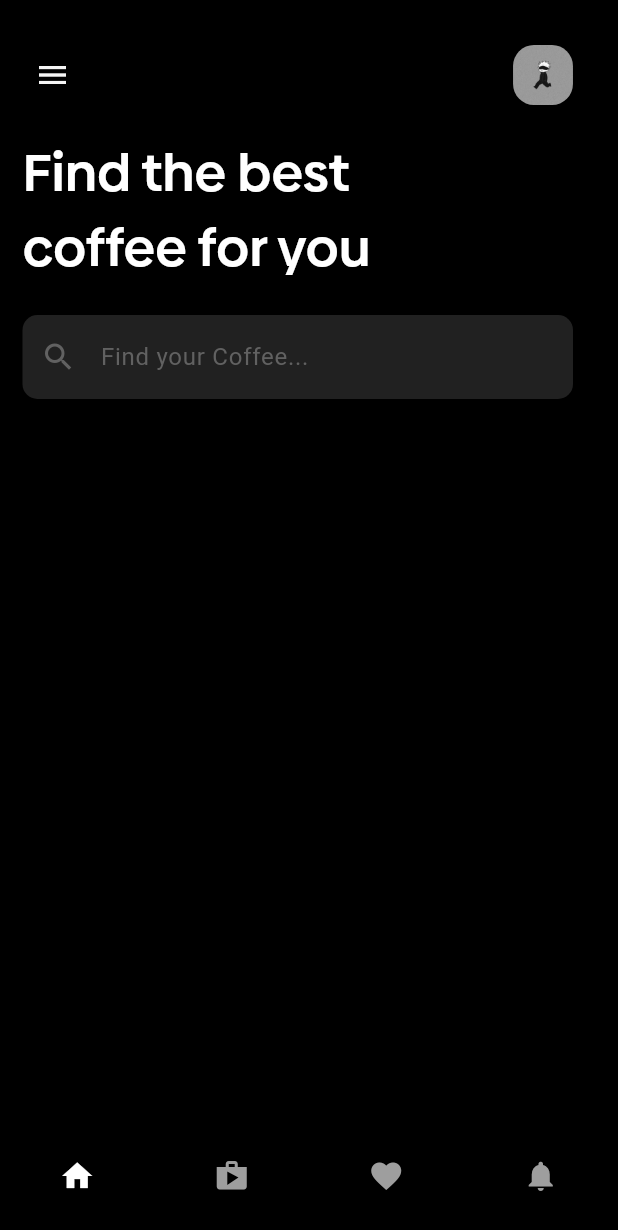
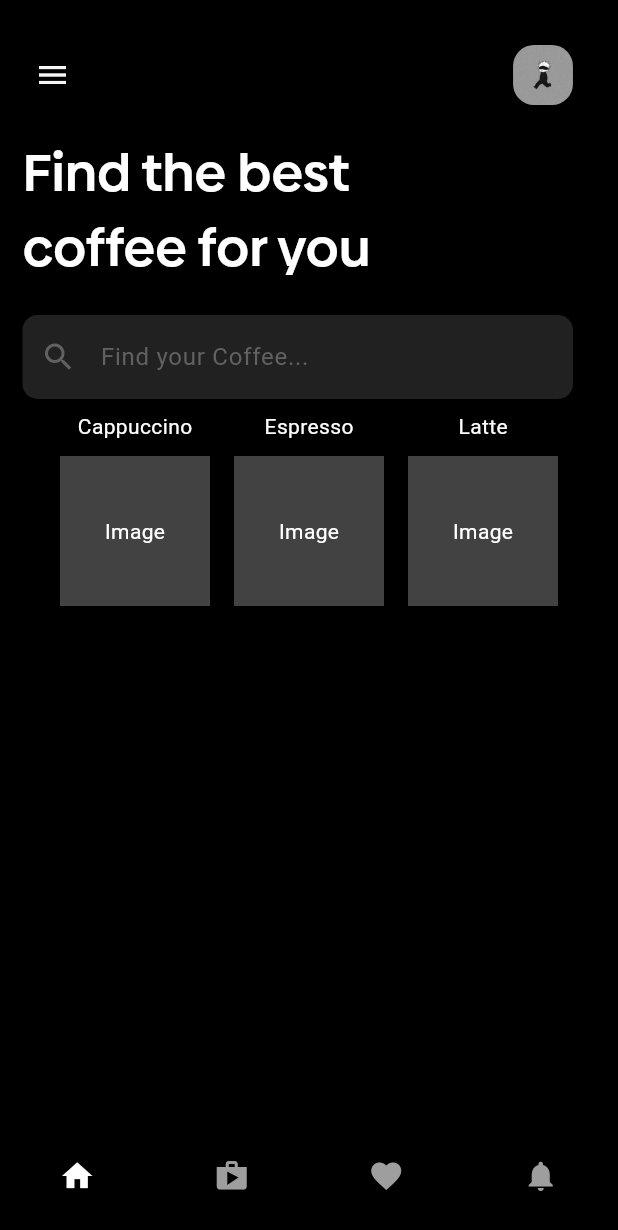
Before and after one commit to Pradeep1234566/code-tracking, a Flutter app: the screen it shows after launch, on a phone screen of 412 x 824 dp. Shown: the top 1230 px of the screen. Run offline on Flutter 3.47's test engine with Material 3 defaults, Android fonts, the phone set to English and light mode, and no system bars.

Commit message:
Added a capucinno page

```diff
--- a/lib/pages/Home_page.dart
+++ b/lib/pages/Home_page.dart
@@ -1,3 +1,4 @@
+import 'package:coffee/pages/cap.dart';
 import 'package:flutter/material.dart';
 
 class HomePage extends StatelessWidget {
@@ -87,7 +88,104 @@ class HomePage extends StatelessWidget {
                   ),
                 ),
               ),
-            )
+            ),
+            Expanded(
+              child: SingleChildScrollView(
+                scrollDirection: Axis.horizontal,
+                child: Row(
+                  children: [
+                    Padding(
+                      padding: const EdgeInsets.all(8.0),
+                      child: Column(
+                        children: [
+                          Text(
+                            'Cappuccino',
+                            style: TextStyle(color: Colors.white),
+                          ),
+                          SizedBox(height: 10),
+                          GestureDetector(
+                            onTap: () {
+                              Navigator.push(
+                                context,
+                                MaterialPageRoute(builder: (context) => Cap()),
+                              );
+                            },
+                            child: Container(
+                              width: 100,
+                              height: 100,
+                              color: Colors.grey[800],
+                              child: Center(
+                                child: Text(
+                                  'Image',
+                                  style: TextStyle(color: Colors.white),
+                                ),
+                              ),
+                            ),
+                          ),
+                        ],
+                      ),
+                    ),
+                    Padding(
+                      padding: const EdgeInsets.all(8.0),
+                      child: Column(
+                        children: [
+                          Text(
+                            'Espresso',
+                            style: TextStyle(color: Colors.white),
+                          ),
+                          SizedBox(height: 10),
+                          GestureDetector(
+                            onTap: () {
+                              // Handle tap to display image
+                            },
+                            child: Container(
+                              width: 100,
+                              height: 100,
+                              color: Colors.grey[800],
+                              child: Center(
+                                child: Text(
+                                  'Image',
+                                  style: TextStyle(color: Colors.white),
+                                ),
+                              ),
+                            ),
+                          ),
+                        ],
+                      ),
+                    ),
+                    Padding(
+                      padding: const EdgeInsets.all(8.0),
+                      child: Column(
+                        children: [
+                          Text(
+                            'Latte',
+                            style: TextStyle(color: Colors.white),
+                          ),
+                          SizedBox(height: 10),
+                          GestureDetector(
+                            onTap: () {
+
+                            },
+                            child: Container(
+                              width: 100,
+                              height: 100,
+                              color: Colors.grey[800],
+                              child: Center(
+                                child: Text(
+                                  'Image',
+                                  style: TextStyle(color: Colors.white),
+                                ),
+                              ),
+                            ),
+                          ),
+                        ],
+                      ),
+                    ),
+                    // Add more columns as needed
+                  ],
+                ),
+              ),
+            ),
           ],
         ),
       ),
```
Also changed, not shown: lib/pages/cap.dart (added, +54 -0 lines), assests/images/cappuccino.jpg (added).
